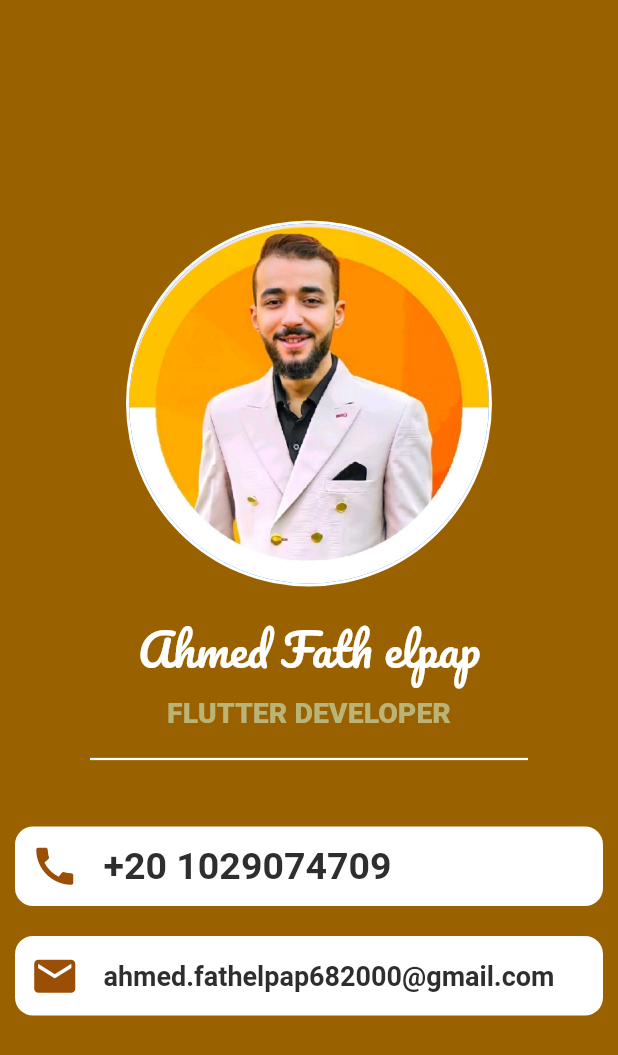
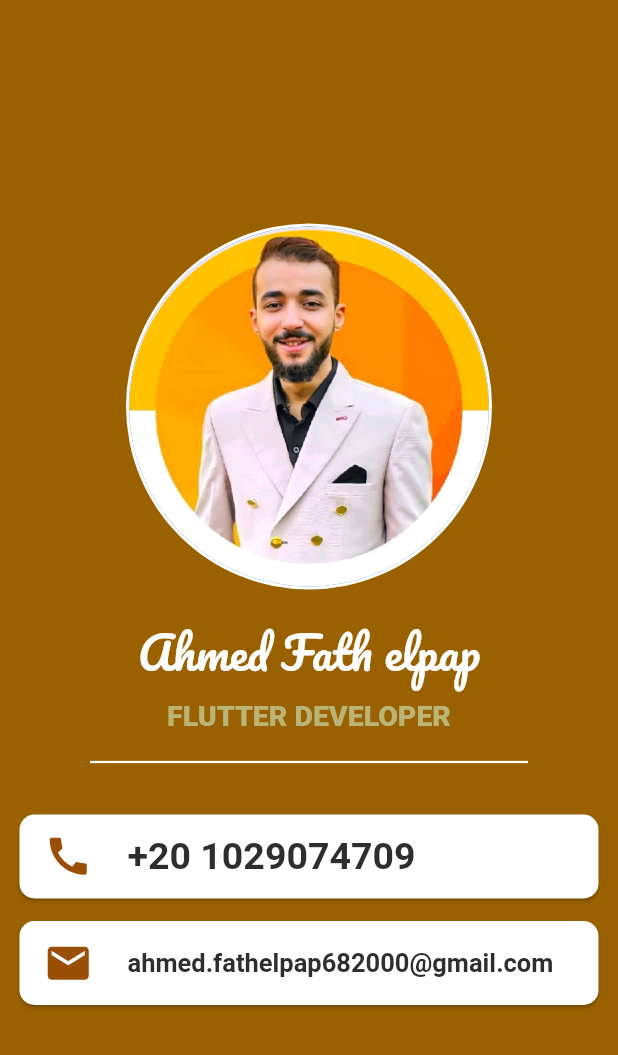
Before and after one commit to Maw-lana/business_card_app, a Flutter app: the screen it shows after launch, on a phone screen of 412 x 824 dp. Shown: the top 1055 px of the screen. Run offline on Flutter 3.47's test engine with Material 2 defaults, Android fonts, the light colour scheme and no system bars; Roboto replaces fonts that are missing (pacifico).

Commit message:
ListTile() استخدام Countainer() بدل

```diff
--- a/lib/main.dart
+++ b/lib/main.dart
@@ -1,34 +1,33 @@
 // ignore_for_file: avoid_unnecessary_containers
-
 import 'package:flutter/material.dart';
-
 void main() {
   runApp(const BusinessCardApp());
 }
-
 class BusinessCardApp extends StatelessWidget {
   const BusinessCardApp({super.key});
-
   @override
   Widget build(BuildContext context) {
     return MaterialApp(
       debugShowCheckedModeBanner: false,
-      home: Scaffold(
+
+      home:  Scaffold(
         backgroundColor: const Color.fromARGB(255, 153, 97, 0),
-        // ignore: prefer_const_literals_to_create_immutables
-        body: Column(mainAxisAlignment: MainAxisAlignment.center, children: [
-          const CircleAvatar(
+        body:  Column(
+          mainAxisAlignment: MainAxisAlignment.center,
+           children: const [
+          CircleAvatar(
             radius: 122,
             backgroundColor: Colors.white,
             child: CircleAvatar(
-              backgroundImage: AssetImage('Images/Picsart_23-01-24_14-06-45-410.jpg'),
+              backgroundImage:
+                  AssetImage('Images/Picsart_23-01-24_14-06-45-410.jpg'),
               radius: 120,
             ),
           ),
-          const SizedBox(
+          SizedBox(
             height: 15,
           ),
-          const Text(
+          Text(
             'Ahmed Fath elpap',
             style: TextStyle(
               color: Colors.white,
@@ -36,67 +35,58 @@
               fontFamily: 'pacifico',
             ),
           ),
-          const SizedBox(
+          SizedBox(
             height: 5,
           ),
-          const Text(
+          Text(
             'FLUTTER DEVELOPER',
             style: TextStyle(
                 fontSize: 19,
                 fontWeight: FontWeight.w900,
-                color: Color.fromARGB(255, 187, 180, 119)
+                color: Color.fromARGB(255, 187, 180, 119)),
           ),
-          ),
-          const Divider(
+          Divider(
               color: Colors.white,
               thickness: 1.5,
               endIndent: 60,
               indent: 60,
-              height:40),
-              const SizedBox(height: 25,),
-          Container(
-            padding: const EdgeInsets.symmetric(horizontal: 10, vertical: 10),
-            margin: const EdgeInsets.symmetric(horizontal: 10),
-            decoration: BoxDecoration(
-                borderRadius: BorderRadius.circular(12), color: Colors.white),
-            // ignore: prefer_const_literals_to_create_immutables
-            child: Row(children: [
-              const Icon(Icons.call,
+              height: 40),
+          SizedBox(
+            height: 15,
+          ),
+          Card(
+            margin: EdgeInsets.symmetric(horizontal: 13),
+            shape: RoundedRectangleBorder(
+                borderRadius: BorderRadius.all(Radius.circular(10))),
+            child: ListTile(
+                leading: Icon(Icons.call,
                     size: 33, color: Color.fromARGB(255, 155, 78, 6)),
-              const Padding(
-                  padding: EdgeInsets.only(left: 16),
-                  child: Text(
+                title: Text(
                   '+20 1029074709',
                   style: TextStyle(
                     color: Color.fromARGB(255, 46, 46, 49),
                     fontSize: 25,
                     fontWeight: FontWeight.bold,
                   ),
-                  ))
-            ]),
+                )),
           ),
-          const SizedBox(height: 20),
-          Container(
-            padding: const EdgeInsets.symmetric(horizontal: 10, vertical: 10),
-            margin: const EdgeInsets.symmetric(horizontal: 10),
-            decoration: BoxDecoration(
-                borderRadius: BorderRadius.circular(12), color: Colors.white),
-            // ignore: prefer_const_literals_to_create_immutables
-            child: Row(children: [
-              const Icon(Icons.mail,
+          SizedBox(height: 10),
+          Card(
+            margin: EdgeInsets.symmetric(horizontal: 13, vertical: 5),
+            shape: RoundedRectangleBorder(
+                borderRadius: BorderRadius.all(Radius.circular(10))),
+            child: ListTile(
+              leading: Icon(Icons.mail,
                   size: 33, color: Color.fromARGB(255, 155, 78, 6)),
-              const Padding(
-                padding: EdgeInsets.only(left: 16),
-                child: Text(
+              title: Text(
                 'ahmed.fathelpap682000@gmail.com',
                 style: TextStyle(
                   color: Color.fromARGB(255, 46, 46, 49),
-                    fontSize: 18,
+                  fontSize: 17,
                   fontWeight: FontWeight.bold,
                 ),
               ),
             ),
-            ]),
           ),
         ]),
       ),
--- a/pubspec.yaml
+++ b/pubspec.yaml
@@ -61,7 +61,7 @@
   # To add assets to your application, add an assets section, like this:
   assets:
   #   - images/a_dot_burr.jpeg
-    - Images/1676290303909.jpg
+    #- Images/1676290303909.jpg
     - Images/Picsart_23-01-24_14-06-45-410.jpg
 
   # An image asset can refer to one or more resolution-specific "variants", see
```
Lines whose indentation alone changed are shown as unchanged.
